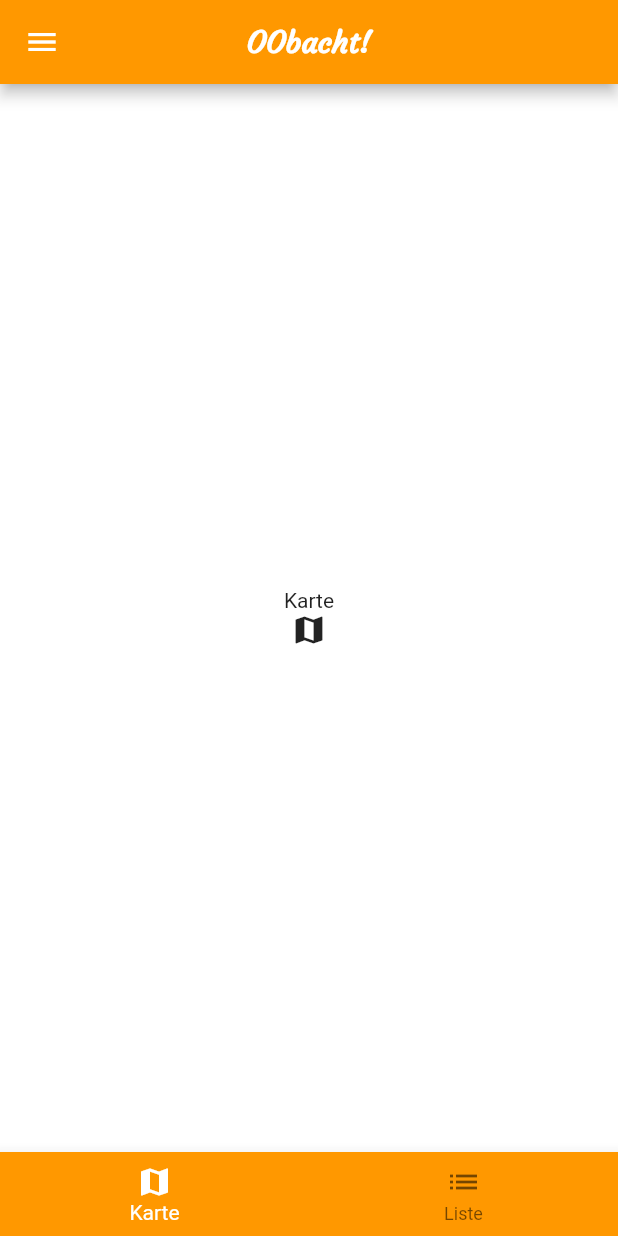
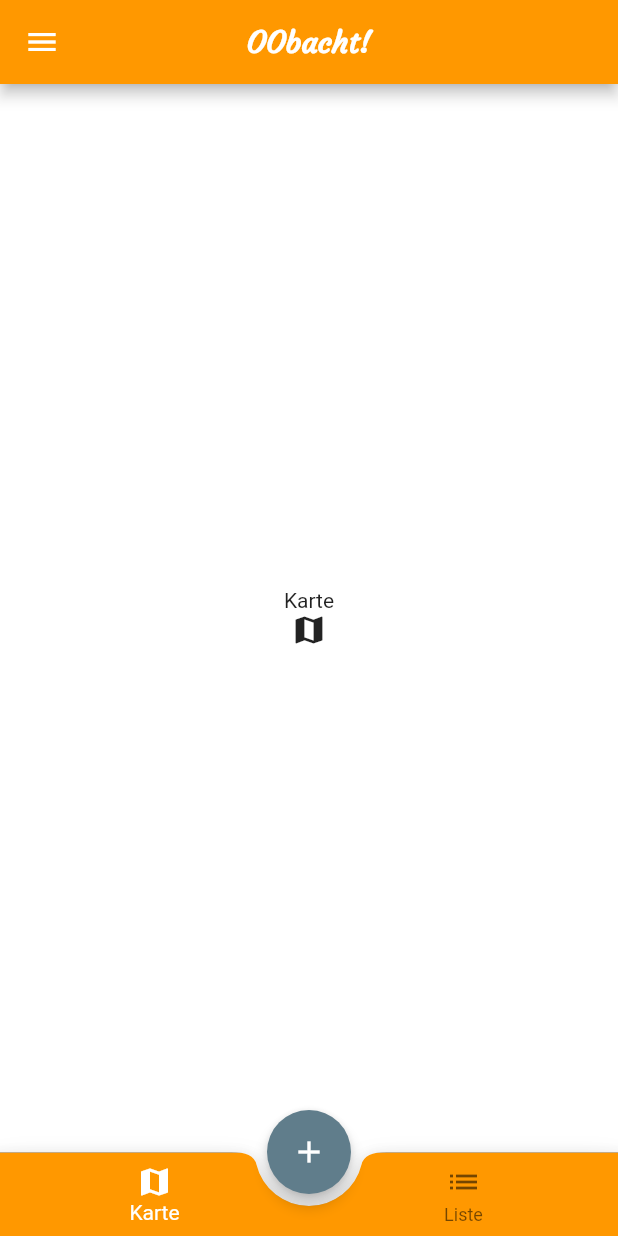
Before and after one commit to KremlingP/OObacht, a Flutter app: the screen it shows after launch, on a phone screen of 412 x 824 dp. Run offline on Flutter 3.47's test engine with Material 2 defaults, Android fonts, the phone set to English and light mode, and no system bars; drawn by our look-alikes of auto_size_text; our stand-ins replace firebase_core, shared_preferences; accounts and stored records are empty.

Commit message:
added new report button to main screen

```diff
--- a/lib/screens/main_menu/main_menu.dart
+++ b/lib/screens/main_menu/main_menu.dart
@@ -63,7 +63,32 @@ class _MainMenuState extends State<MainMenu> {
           });
         },
       )),
-      bottomNavigationBar: BottomNavigationBar(
+      floatingActionButton: FloatingActionButton(
+        backgroundColor: Colors.blueGrey,
+        foregroundColor: Colors.white,
+        onPressed: _newReport,
+        tooltip: 'Neue Meldung erstellen',
+        elevation: 4.0,
+        child: const Icon(Icons.add),
+      ),
+      floatingActionButtonLocation: FloatingActionButtonLocation.centerDocked,
+      bottomNavigationBar: BottomAppBar(
+        shape: const CircularNotchedRectangle(),
+        notchMargin: 8.0,
+        clipBehavior: Clip.antiAlias,
+        child: Container(
+          height: kBottomNavigationBarHeight,
+          child: Container(
+            decoration: BoxDecoration(
+              color: theme.colorScheme.background,
+              border: const Border(
+                top: BorderSide(
+                  color: Colors.grey,
+                  width: 0.5,
+                ),
+              ),
+            ),
+            child: BottomNavigationBar(
               currentIndex: _activePageIndex,
               onTap: _onItemTapped,
               backgroundColor: Colors.orange,
@@ -79,6 +104,9 @@ class _MainMenuState extends State<MainMenu> {
                 )
               ],
             ),
+          ),
+        ),
+      ),
     );
   }
 
@@ -91,4 +119,8 @@ class _MainMenuState extends State<MainMenu> {
     _pageViewController.animateToPage(index,
         duration: const Duration(milliseconds: 200), curve: Curves.bounceOut);
   }
+
+  void _newReport() {
+    ///TODOFH Navigation zu neuer Meldung Seite
   }
+}
```
Lines whose indentation alone changed are shown as unchanged.
